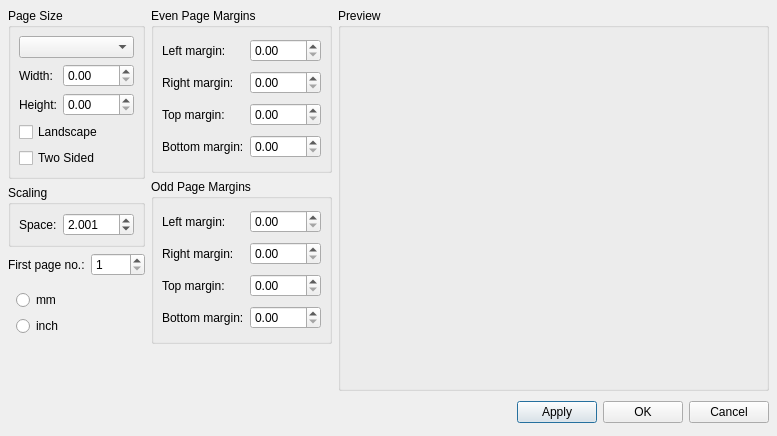
Above: mscore/mscore/pagesettings.ui from musescore/musescore-old before the change. Below: the same form after it.
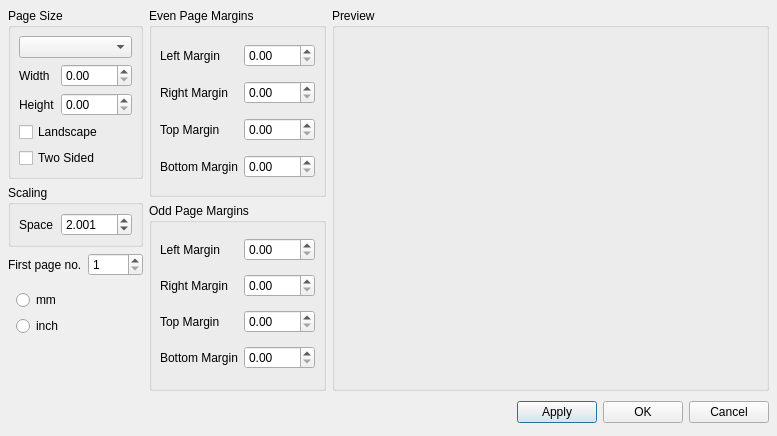
That is the form after the change.

What changed in the file:
```diff
--- a/mscore/mscore/pagesettings.ui
+++ b/mscore/mscore/pagesettings.ui
@@ -20,7 +20,7 @@
    <property name="spacing">
     <number>6</number>
    </property>
-   <item row="0" column="2" rowspan="2">
+   <item row="0" column="2">
     <widget class="QGroupBox" name="previewGroup">
      <property name="sizePolicy">
       <sizepolicy hsizetype="Expanding" vsizetype="Expanding">
@@ -33,7 +33,7 @@
      </property>
     </widget>
    </item>
-   <item row="2" column="0" colspan="3">
+   <item row="1" column="0" colspan="3">
     <layout class="QHBoxLayout">
      <property name="spacing">
       <number>6</number>
@@ -140,7 +140,7 @@
         <item row="2" column="0">
          <widget class="QLabel" name="label_3">
           <property name="text">
-           <string>Height:</string>
+           <string>Height</string>
           </property>
           <property name="textFormat">
            <enum>Qt::PlainText</enum>
@@ -153,7 +153,7 @@
         <item row="1" column="0">
          <widget class="QLabel" name="label_2">
           <property name="text">
-           <string>Width:</string>
+           <string>Width</string>
           </property>
           <property name="textFormat">
            <enum>Qt::PlainText</enum>
@@ -190,7 +190,7 @@
            <string>Distance between two lines on a normal staff</string>
           </property>
           <property name="text">
-           <string>Space:</string>
+           <string>Space</string>
           </property>
           <property name="textFormat">
            <enum>Qt::PlainText</enum>
@@ -233,7 +233,7 @@
        <item>
         <widget class="QLabel" name="label_12">
          <property name="text">
-          <string>First page no.:</string>
+          <string>First page no.</string>
          </property>
          <property name="textFormat">
           <enum>Qt::PlainText</enum>
@@ -279,6 +279,19 @@
        </item>
       </layout>
      </item>
+     <item>
+      <spacer name="verticalSpacer">
+       <property name="orientation">
+        <enum>Qt::Vertical</enum>
+       </property>
+       <property name="sizeHint" stdset="0">
+        <size>
+         <width>20</width>
+         <height>40</height>
+        </size>
+       </property>
+      </spacer>
+     </item>
     </layout>
    </item>
    <item row="0" column="1">
@@ -356,7 +369,7 @@
         <item row="3" column="0">
          <widget class="QLabel" name="label_7">
           <property name="text">
-           <string>Bottom margin:</string>
+           <string>Bottom Margin</string>
           </property>
           <property name="textFormat">
            <enum>Qt::PlainText</enum>
@@ -369,7 +382,7 @@
         <item row="2" column="0">
          <widget class="QLabel" name="label_6">
           <property name="text">
-           <string>Top margin:</string>
+           <string>Top Margin</string>
           </property>
           <property name="textFormat">
            <enum>Qt::PlainText</enum>
@@ -382,7 +395,7 @@
         <item row="1" column="0">
          <widget class="QLabel" name="label_5">
           <property name="text">
-           <string>Right margin:</string>
+           <string>Right Margin</string>
           </property>
           <property name="textFormat">
            <enum>Qt::PlainText</enum>
@@ -395,7 +408,7 @@
         <item row="0" column="0">
          <widget class="QLabel" name="label_4">
           <property name="text">
-           <string>Left margin:</string>
+           <string>Left Margin</string>
           </property>
           <property name="textFormat">
            <enum>Qt::PlainText</enum>
@@ -475,7 +488,7 @@
         <item row="3" column="0">
          <widget class="QLabel" name="label_11">
           <property name="text">
-           <string>Bottom margin:</string>
+           <string>Bottom Margin</string>
           </property>
           <property name="textFormat">
            <enum>Qt::PlainText</enum>
@@ -488,7 +501,7 @@
         <item row="2" column="0">
          <widget class="QLabel" name="label_10">
           <property name="text">
-           <string>Top margin:</string>
+           <string>Top Margin</string>
           </property>
           <property name="textFormat">
            <enum>Qt::PlainText</enum>
@@ -501,7 +514,7 @@
         <item row="1" column="0">
          <widget class="QLabel" name="label_9">
           <property name="text">
-           <string>Right margin:</string>
+           <string>Right Margin</string>
           </property>
           <property name="textFormat">
            <enum>Qt::PlainText</enum>
@@ -514,7 +527,7 @@
         <item row="0" column="0">
          <widget class="QLabel" name="label_8">
           <property name="text">
-           <string>Left margin:</string>
+           <string>Left Margin</string>
           </property>
           <property name="textFormat">
            <enum>Qt::PlainText</enum>
@@ -529,19 +542,6 @@
      </item>
     </layout>
    </item>
-   <item row="1" column="0">
-    <spacer name="verticalSpacer">
-     <property name="orientation">
-      <enum>Qt::Vertical</enum>
-     </property>
-     <property name="sizeHint" stdset="0">
-      <size>
-       <width>20</width>
-       <height>40</height>
-      </size>
-     </property>
-    </spacer>
-   </item>
   </layout>
  </widget>
  <tabstops>
```
Left out of the diff: 7 changed lines with no effect on the pictures.
